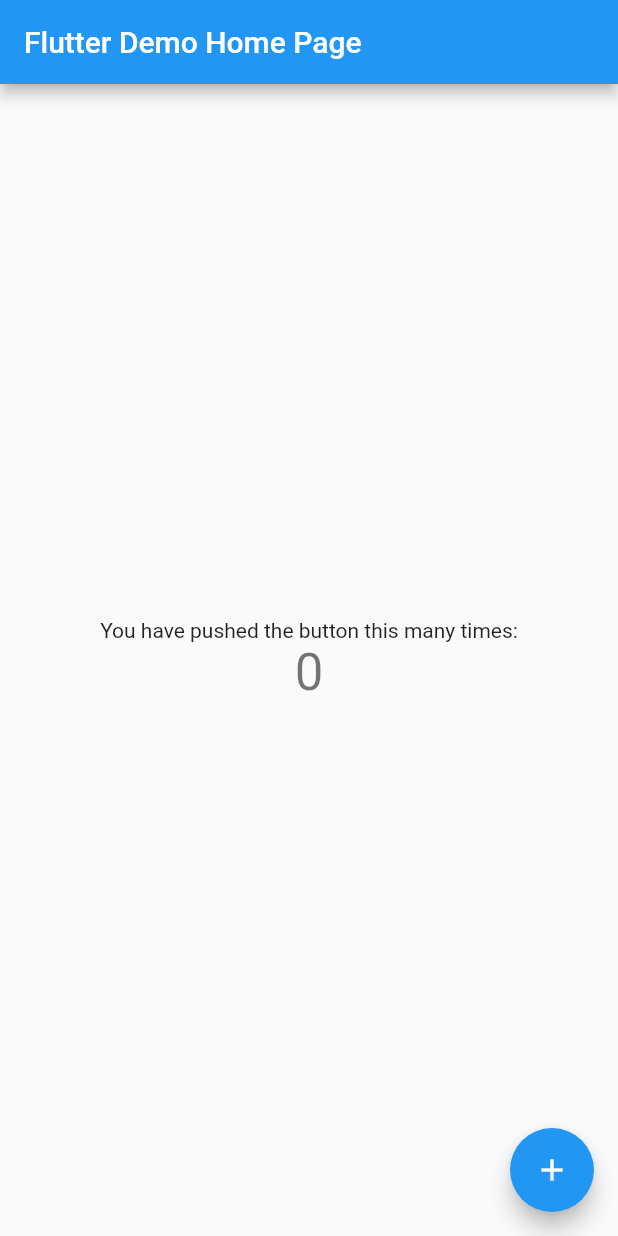
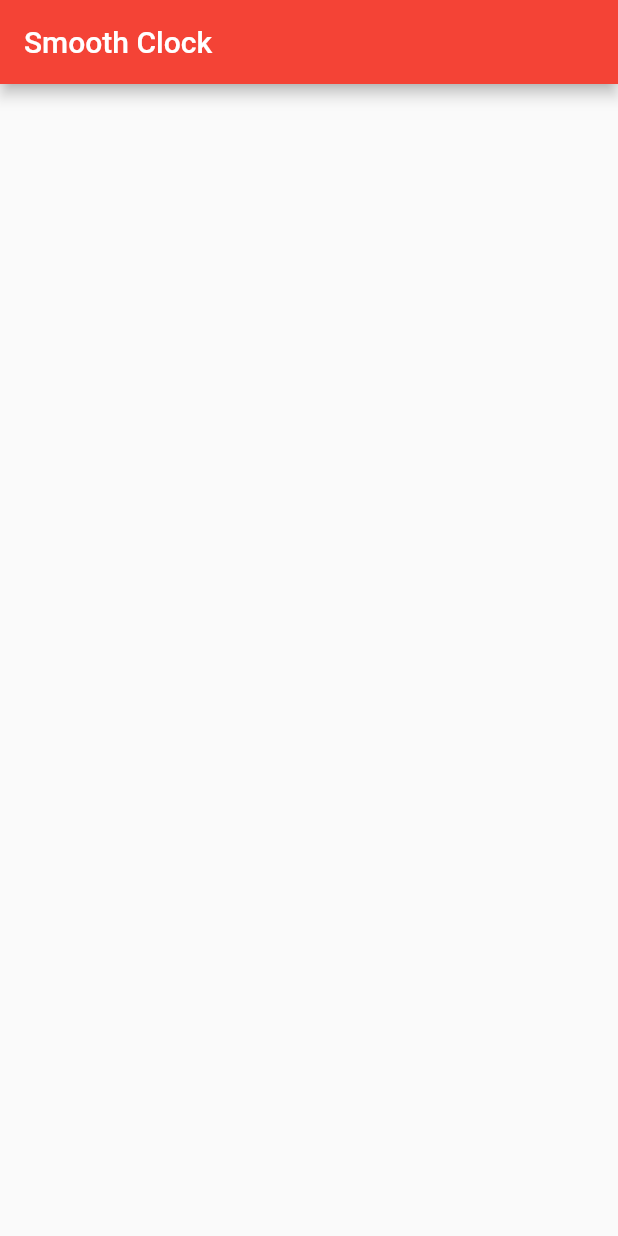
Before and after one commit to TheKingDave/smooth_clock, a Flutter app: the screen it shows after launch, on a phone screen of 412 x 824 dp. Run offline on Flutter 3.47's test engine with Material 2 defaults, Android fonts, the phone set to English and light mode, and no system bars.

Commit message:
Cleaned out code

```diff
--- a/lib/main.dart
+++ b/lib/main.dart
@@ -7,35 +7,17 @@ class MyApp extends StatelessWidget {
   @override
   Widget build(BuildContext context) {
     return MaterialApp(
-      title: 'Flutter Demo',
+      title: 'Smooth Clock',
       theme: ThemeData(
-        // This is the theme of your application.
-        //
-        // Try running your application with "flutter run". You'll see the
-        // application has a blue toolbar. Then, without quitting the app, try
-        // changing the primarySwatch below to Colors.green and then invoke
-        // "hot reload" (press "r" in the console where you ran "flutter run",
-        // or simply save your changes to "hot reload" in a Flutter IDE).
-        // Notice that the counter didn't reset back to zero; the application
-        // is not restarted.
-        primarySwatch: Colors.blue,
+        primarySwatch: Colors.red,
       ),
-      home: MyHomePage(title: 'Flutter Demo Home Page'),
+      home: MyHomePage(title: 'Smooth Clock'),
     );
   }
 }
 
 class MyHomePage extends StatefulWidget {
   MyHomePage({Key key, this.title}) : super(key: key);
-
-  // This widget is the home page of your application. It is stateful, meaning
-  // that it has a State object (defined below) that contains fields that affect
-  // how it looks.
-
-  // This class is the configuration for the state. It holds the values (in this
-  // case the title) provided by the parent (in this case the App widget) and
-  // used by the build method of the State. Fields in a Widget subclass are
-  // always marked "final".
 
   final String title;
 
@@ -44,68 +26,15 @@ class MyHomePage extends StatefulWidget {
 }
 
 class _MyHomePageState extends State<MyHomePage> {
-  int _counter = 0;
-
-  void _incrementCounter() {
-    setState(() {
-      // This call to setState tells the Flutter framework that something has
-      // changed in this State, which causes it to rerun the build method below
-      // so that the display can reflect the updated values. If we changed
-      // _counter without calling setState(), then the build method would not be
-      // called again, and so nothing would appear to happen.
-      _counter++;
-    });
-  }
-
   @override
   Widget build(BuildContext context) {
-    // This method is rerun every time setState is called, for instance as done
-    // by the _incrementCounter method above.
-    //
-    // The Flutter framework has been optimized to make rerunning build methods
-    // fast, so that you can just rebuild anything that needs updating rather
-    // than having to individually change instances of widgets.
     return Scaffold(
       appBar: AppBar(
-        // Here we take the value from the MyHomePage object that was created by
-        // the App.build method, and use it to set our appbar title.
         title: Text(widget.title),
       ),
       body: Center(
-        // Center is a layout widget. It takes a single child and positions it
-        // in the middle of the parent.
-        child: Column(
-          // Column is also a layout widget. It takes a list of children and
-          // arranges them vertically. By default, it sizes itself to fit its
-          // children horizontally, and tries to be as tall as its parent.
-          //
-          // Invoke "debug painting" (press "p" in the console, choose the
-          // "Toggle Debug Paint" action from the Flutter Inspector in Android
-          // Studio, or the "Toggle Debug Paint" command in Visual Studio Code)
-          // to see the wireframe for each widget.
-          //
-          // Column has various properties to control how it sizes itself and
-          // how it positions its children. Here we use mainAxisAlignment to
-          // center the children vertically; the main axis here is the vertical
-          // axis because Columns are vertical (the cross axis would be
-          // horizontal).
-          mainAxisAlignment: MainAxisAlignment.center,
-          children: <Widget>[
-            Text(
-              'You have pushed the button this many times:',
-            ),
-            Text(
-              '$_counter',
-              style: Theme.of(context).textTheme.display1,
-            ),
-          ],
-        ),
+
       ),
-      floatingActionButton: FloatingActionButton(
-        onPressed: _incrementCounter,
-        tooltip: 'Increment',
-        child: Icon(Icons.add),
-      ), // This trailing comma makes auto-formatting nicer for build methods.
     );
   }
 }
```
